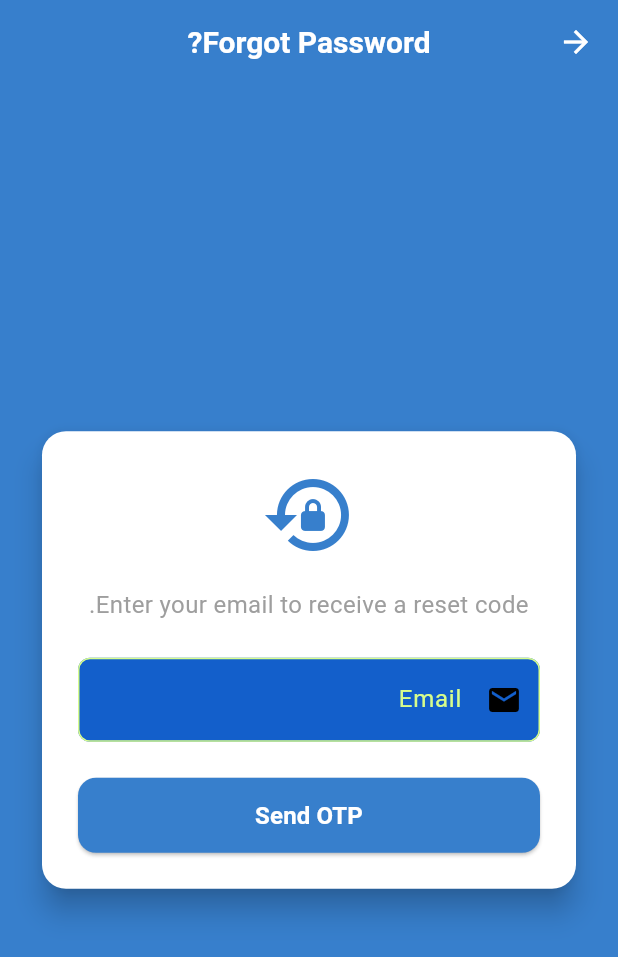
After one commit to Mahmood-Anaam/school_app, a Flutter app: the screen it shows after launch, after a tap on the "visibility off" icon, after a tap on "Forgot Password?", on a phone screen of 412 x 824 dp. The commit adds this screen. Shown: the top 957 px of the screen. Run offline on Flutter 3.47's test engine with Material 3 defaults, Android fonts, the phone set to English and light mode, and no system bars; our stand-ins replace bloc, easy_localization, flutter_bloc, flutter_map, flutter_native_splash, flutter_svg and 4 more; missing offline and left inert: flutter_map_animations, mjpeg_stream; accounts and stored records are empty; network calls fail.

Commit message:
Implement password reset flow and enhance Supabase Auth integration

```diff
--- a/assets/translations/ar.json
+++ b/assets/translations/ar.json
@@ -234,5 +234,15 @@
   "no_data_this_week": "لا توجد بيانات هذا الأسبوع",
   "attendance_days": "أيام الحضور",
   "late_days": "أيام التأخير",
-  "absent_days": "أيام الغياب"
+  "absent_days": "أيام الغياب",
+
+  "enter_email_instruction": "أدخل بريدك الإلكتروني لتلقي رمز إعادة التعيين.",
+  "send_otp": "إرسال الرمز",
+  "enter_otp_instruction": "أدخل الرمز وكلمة المرور الجديدة",
+  "otp_label": "رمز التحقق",
+  "invalid_otp_error": "رمز غير صحيح",
+  "reset_password_action": "إعادة تعيين كلمة المرور",
+  "password_updated_msg": "تم تحديث كلمة المرور بنجاح",
+  "reset_password_title": "إعادة تعيين كلمة المرور",
+  "unexpected_error": "حدث خطأ غير متوقع"
 }
--- a/lib/auth_feature/bloc/bloc/auth_bloc.dart
+++ b/lib/auth_feature/bloc/bloc/auth_bloc.dart
@@ -48,6 +48,9 @@ class AuthBloc extends Bloc<AuthEvent, AuthanticationState> {
           final prefs = await SharedPreferences.getInstance();
           await prefs.setString('email', event.email);
           await prefs.setString('type', 'student');
+          await supabase.auth.signInWithPassword(email: event.email, password: event.password);
+
+
           emit(Authanticated(type: 'student', userData: res));
           return;
         }
@@ -95,10 +98,15 @@ class AuthBloc extends Bloc<AuthEvent, AuthanticationState> {
           'password': hashedPassword,
         });
 
+        await supabase.auth.signUp(email: event.email, password: event.password);
+
         final userData = await supabase.from('driver_table').select().eq('email', event.email).single();
         final prefs = await SharedPreferences.getInstance();
         await prefs.setString('email', event.email);
         await prefs.setString('type', 'driver');
+
+        await supabase.auth.signInWithPassword(email: event.email, password: event.password);
+
         emit(Authanticated(type: 'driver', userData: userData));
       } catch (e) {
         emit(AuthError(message: e.toString()));
@@ -115,6 +123,10 @@ class AuthBloc extends Bloc<AuthEvent, AuthanticationState> {
           return;
         }
 
+
+
+
+
         // hash كلمة المرور
         final hashedPassword = sha256.convert(utf8.encode(event.password)).toString();
 
@@ -129,7 +141,14 @@ class AuthBloc extends Bloc<AuthEvent, AuthanticationState> {
           'password': hashedPassword,
         });
 
+        await supabase.auth.signUp(email: event.email, password: event.password);
+
         final userData = await supabase.from('student_table').select().eq('email', event.email).single();
+
+        await supabase.auth.signInWithPassword(email: event.email, password: event.password);
+
+
+
         final prefs = await SharedPreferences.getInstance();
         await prefs.setString('email', event.email);
         await prefs.setString('type', 'student');
--- /dev/null
+++ b/lib/auth_feature/view/forgot_password_page.dart
@@ -0,0 +1,132 @@
+import 'package:flutter/material.dart';
+import 'package:easy_localization/easy_localization.dart';
+import 'package:school_app/auth_feature/view/reset_password_page.dart';
+import 'package:supabase_flutter/supabase_flutter.dart';
+
+class ForgotPasswordPage extends StatefulWidget {
+  const ForgotPasswordPage({super.key});
+
+  @override
+  State<ForgotPasswordPage> createState() => _ForgotPasswordPageState();
+}
+
+class _ForgotPasswordPageState extends State<ForgotPasswordPage> {
+  final TextEditingController _emailController = TextEditingController();
+  final _formKey = GlobalKey<FormState>();
+  bool _loading = false;
+
+  Future<void> _sendResetOtp() async {
+    if (!_formKey.currentState!.validate()) return;
+
+    setState(() => _loading = true);
+    try {
+      await Supabase.instance.client.auth
+          .resetPasswordForEmail(_emailController.text.trim());
+
+      if (!mounted) return;
+      Navigator.push(
+        context,
+        MaterialPageRoute(
+          builder: (context) => ResetPasswordPage(email: _emailController.text.trim()),
+        ),
+      );
+    } on AuthException catch (e) {
+      if (!mounted) return;
+      ScaffoldMessenger.of(context)
+          .showSnackBar(SnackBar(content: Text(e.message)));
+    } catch (e) {
+      if (!mounted) return;
+      ScaffoldMessenger.of(context).showSnackBar(
+          SnackBar(content: Text('unexpected_error'.tr())));
+    } finally {
+      if (mounted) setState(() => _loading = false);
+    }
+  }
+
+  @override
+  void dispose() {
+    _emailController.dispose();
+    super.dispose();
+  }
+
+  @override
+  Widget build(BuildContext context) {
+    return Scaffold(
+      backgroundColor: const Color(0xff377FCC),
+      appBar: AppBar(
+        backgroundColor: Colors.transparent,
+        elevation: 0,
+        iconTheme: const IconThemeData(color: Colors.white),
+        title: Text(
+          'forget_password'.tr(),
+          style: const TextStyle(color: Colors.white, fontWeight: FontWeight.bold),
+        ),
+        centerTitle: true,
+      ),
+      body: Center(
+        child: SingleChildScrollView(
+          padding: const EdgeInsets.all(24),
+          child: Card(
+            shape: RoundedRectangleBorder(borderRadius: BorderRadius.circular(16)),
+            elevation: 8,
+            child: Padding(
+              padding: const EdgeInsets.all(24),
+              child: Form(
+                key: _formKey,
+                child: Column(
+                  mainAxisSize: MainAxisSize.min,
+                  children: [
+                    const Icon(Icons.lock_reset, size: 64, color: Color(0xff377FCC)),
+                    const SizedBox(height: 16),
+                    Text(
+                      'enter_email_instruction'.tr(),
+                      textAlign: TextAlign.center,
+                      style: const TextStyle(fontSize: 16, color: Colors.grey),
+                    ),
+                    const SizedBox(height: 24),
+                    TextFormField(
+                      controller: _emailController,
+                      decoration: InputDecoration(
+                        labelText: 'email'.tr(),
+                        prefixIcon: const Icon(Icons.email),
+                        border: OutlineInputBorder(
+                          borderRadius: BorderRadius.circular(12),
+                        ),
+                      ),
+                      validator: (value) =>
+                      value == null || value.isEmpty ? 'required'.tr() : null,
+                    ),
+                    const SizedBox(height: 24),
+                    SizedBox(
+                      width: double.infinity,
+                      height: 50,
+                      child: ElevatedButton(
+                        onPressed: _loading ? null : _sendResetOtp,
+                        style: ElevatedButton.styleFrom(
+                          backgroundColor: const Color(0xff377FCC),
+                          shape: RoundedRectangleBorder(
+                            borderRadius: BorderRadius.circular(12),
+                          ),
+                        ),
+                        child: _loading
+                            ? const CircularProgressIndicator(color: Colors.white)
+                            : Text(
+                          'send_otp'.tr(),
+                          style: const TextStyle(
+                            fontSize: 16,
+                            fontWeight: FontWeight.bold,
+                            color: Colors.white,
+                          ),
+                        ),
+                      ),
+                    )
+                  ],
+                ),
+              ),
+            ),
+          ),
+        ),
+      ),
+    );
+  }
+}
--- a/lib/auth_feature/view/login_page.dart
+++ b/lib/auth_feature/view/login_page.dart
@@ -6,6 +6,8 @@ import 'package:easy_localization/easy_localization.dart';
 import 'package:school_app/auth_feature/view/Home_Page.dart';
 import 'package:crypto/crypto.dart';
 import 'dart:convert';
+
+import 'forgot_password_page.dart';
 
 class LoginPage extends StatefulWidget {
   const LoginPage({super.key});
@@ -130,6 +132,8 @@ class _LoginPageState extends State<LoginPage> {
                           ),
                         ),
                       ),
+
+
                       Positioned(
                         right: context.locale.languageCode == 'en' ? 12 : null,
                         left: context.locale.languageCode == 'ar' ? 12 : null,
@@ -152,6 +156,10 @@ class _LoginPageState extends State<LoginPage> {
                       ),
                     ],
                   ),
+
+
+
+
                   const SizedBox(height: 30),
                   // زر تسجيل الدخول
                   SizedBox(
@@ -216,6 +224,31 @@ class _LoginPageState extends State<LoginPage> {
                       },
                     ),
                   ),
+
+                  // رابط نسيت كلمة المرور
+                  const SizedBox(height: 20),
+                  Align(
+                    alignment: Alignment.center,
+                    child: GestureDetector(
+                      onTap: () {
+                        Navigator.push(
+                          context,
+                          MaterialPageRoute(
+                              builder: (_) => const ForgotPasswordPage()),
+                        );
+                      },
+                      child: Text(
+                        'forget_password'.tr(),
+                        style: const TextStyle(
+                          color: Color(0xffD7FD8C),
+                          decoration: TextDecoration.underline,
+                        ),
+                      ),
+                    ),
+                  ),
+
+
+
                   const SizedBox(height: 40),
                   // Divider with "or"
                   Row(
--- a/lib/auth_feature/view/setting_page.dart
+++ b/lib/auth_feature/view/setting_page.dart
@@ -332,6 +332,7 @@ class _SettingPageState extends State<SettingPage> {
               Navigator.pop(context);
               final prefs = await SharedPreferences.getInstance();
               await prefs.clear();
+              await Supabase.instance.client.auth.signOut();
               if (mounted) {
                 Navigator.pushAndRemoveUntil(
                     context,
```
Also changed, not shown: assets/translations/en.json (+10 -44 lines), lib/auth_feature/view/reset_password_page.dart (added, +203 -0 lines).
